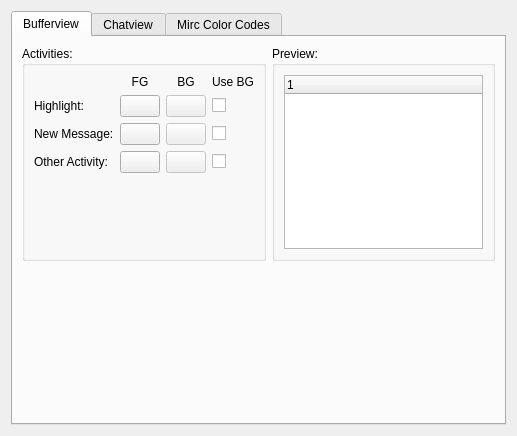
This is src/qtui/settingspages/colorsettingspage.ui in quassel/quassel as Qt 5 draws it before an edit. The edited form follows.
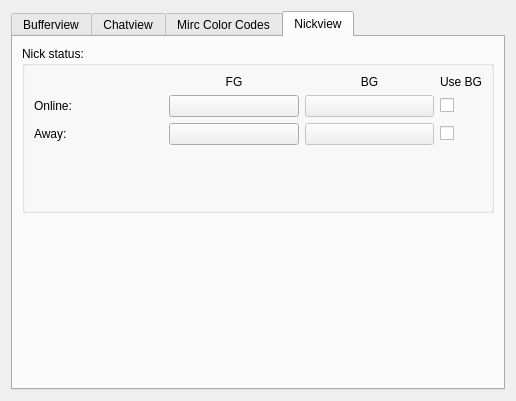
This is the edited form. The open tabs and pages were chosen to show the change. Custom widgets are drawn as their Qt base class.

Commit message: Brining back the removed color options

What changed in the file:
```diff
--- a/src/qtui/settingspages/colorsettingspage.ui
+++ b/src/qtui/settingspages/colorsettingspage.ui
@@ -5,8 +5,8 @@
    <rect>
     <x>0</x>
     <y>0</y>
-    <width>517</width>
-    <height>436</height>
+    <width>516</width>
+    <height>401</height>
    </rect>
   </property>
   <property name="sizePolicy" >
@@ -25,14 +25,6 @@
       <number>0</number>
      </property>
      <widget class="QWidget" name="bufferview" >
-      <property name="geometry" >
-       <rect>
-        <x>0</x>
-        <y>0</y>
-        <width>487</width>
-        <height>389</height>
-       </rect>
-      </property>
       <attribute name="title" >
        <string>Bufferview</string>
       </attribute>
@@ -80,20 +72,121 @@
            </widget>
           </item>
           <item row="1" column="0" >
+           <widget class="QLabel" name="label_43" >
+            <property name="text" >
+             <string>Default:</string>
+            </property>
+           </widget>
+          </item>
+          <item row="1" column="1" >
+           <widget class="ColorButton" name="noActivityFG" >
+            <property name="sizePolicy" >
+             <sizepolicy vsizetype="Maximum" hsizetype="Maximum" >
+              <horstretch>0</horstretch>
+              <verstretch>0</verstretch>
+             </sizepolicy>
+            </property>
+            <property name="text" >
+             <string/>
+            </property>
+           </widget>
+          </item>
+          <item row="1" column="2" >
+           <widget class="ColorButton" name="noActivityBG" >
+            <property name="enabled" >
+             <bool>false</bool>
+            </property>
+            <property name="sizePolicy" >
+             <sizepolicy vsizetype="Maximum" hsizetype="Maximum" >
+              <horstretch>0</horstretch>
+              <verstretch>0</verstretch>
+             </sizepolicy>
+            </property>
+            <property name="text" >
+             <string/>
+            </property>
+            <property name="NotInUse" stdset="0" >
+             <bool>true</bool>
+            </property>
+           </widget>
+          </item>
+          <item row="1" column="3" >
+           <widget class="QCheckBox" name="noActivityUseBG" >
+            <property name="sizePolicy" >
+             <sizepolicy vsizetype="Fixed" hsizetype="Maximum" >
+              <horstretch>0</horstretch>
+              <verstretch>0</verstretch>
+             </sizepolicy>
+            </property>
+            <property name="text" >
+             <string/>
+            </property>
+            <property name="NotInUse" stdset="0" >
+             <bool>true</bool>
+            </property>
+           </widget>
+          </item>
+          <item row="2" column="0" >
+           <widget class="QLabel" name="label_42" >
+            <property name="text" >
+             <string>Inactive:</string>
+            </property>
+           </widget>
+          </item>
+          <item row="2" column="1" >
+           <widget class="ColorButton" name="inactiveActivityFG" >
+            <property name="text" >
+             <string/>
+            </property>
+           </widget>
+          </item>
+          <item row="2" column="2" >
+           <widget class="ColorButton" name="inactiveActivityBG" >
+            <property name="enabled" >
+             <bool>false</bool>
+            </property>
+            <property name="text" >
+             <string/>
+            </property>
+            <property name="NotInUse" stdset="0" >
+             <bool>true</bool>
+            </property>
+           </widget>
+          </item>
+          <item row="2" column="3" >
+           <widget class="QCheckBox" name="inactiveActivityUseBG" >
+            <property name="sizePolicy" >
+             <sizepolicy vsizetype="Fixed" hsizetype="Maximum" >
+              <horstretch>0</horstretch>
+              <verstretch>0</verstretch>
+             </sizepolicy>
+            </property>
+            <property name="layoutDirection" >
+             <enum>Qt::LeftToRight</enum>
+            </property>
+            <property name="text" >
+             <string/>
+            </property>
+            <property name="NotInUse" stdset="0" >
+             <bool>true</bool>
+            </property>
+           </widget>
+          </item>
+          <item row="3" column="0" >
            <widget class="QLabel" name="label_39" >
             <property name="text" >
              <string>Highlight:</string>
             </property>
            </widget>
           </item>
-          <item row="1" column="1" >
+          <item row="3" column="1" >
            <widget class="ColorButton" name="highlightActivityFG" >
             <property name="text" >
              <string/>
             </property>
            </widget>
           </item>
-          <item row="1" column="2" >
+          <item row="3" column="2" >
            <widget class="ColorButton" name="highlightActivityBG" >
             <property name="enabled" >
              <bool>false</bool>
@@ -106,7 +199,7 @@
             </property>
            </widget>
           </item>
-          <item row="1" column="3" >
+          <item row="3" column="3" >
            <widget class="QCheckBox" name="highlightActivityUseBG" >
             <property name="sizePolicy" >
              <sizepolicy vsizetype="Fixed" hsizetype="Maximum" >
@@ -122,21 +215,21 @@
             </property>
            </widget>
           </item>
-          <item row="2" column="0" >
+          <item row="4" column="0" >
            <widget class="QLabel" name="label_40" >
             <property name="text" >
              <string>New Message:</string>
             </property>
            </widget>
           </item>
-          <item row="2" column="1" >
+          <item row="4" column="1" >
            <widget class="ColorButton" name="newMessageActivityFG" >
             <property name="text" >
              <string/>
             </property>
            </widget>
           </item>
-          <item row="2" column="2" >
+          <item row="4" column="2" >
            <widget class="ColorButton" name="newMessageActivityBG" >
             <property name="enabled" >
              <bool>false</bool>
@@ -149,7 +242,7 @@
             </property>
            </widget>
           </item>
-          <item row="2" column="3" >
+          <item row="4" column="3" >
            <widget class="QCheckBox" name="newMessageActivityUseBG" >
             <property name="sizePolicy" >
              <sizepolicy vsizetype="Fixed" hsizetype="Maximum" >
@@ -165,21 +258,21 @@
             </property>
            </widget>
           </item>
-          <item row="3" column="0" >
+          <item row="5" column="0" >
            <widget class="QLabel" name="label_41" >
             <property name="text" >
              <string>Other Activity:</string>
             </property>
            </widget>
           </item>
-          <item row="3" column="1" >
+          <item row="5" column="1" >
            <widget class="ColorButton" name="otherActivityFG" >
             <property name="text" >
              <string/>
             </property>
            </widget>
           </item>
-          <item row="3" column="2" >
+          <item row="5" column="2" >
            <widget class="ColorButton" name="otherActivityBG" >
             <property name="enabled" >
              <bool>false</bool>
@@ -192,7 +285,7 @@
             </property>
            </widget>
           </item>
-          <item row="3" column="3" >
+          <item row="5" column="3" >
            <widget class="QCheckBox" name="otherActivityUseBG" >
             <property name="sizePolicy" >
              <sizepolicy vsizetype="Fixed" hsizetype="Maximum" >
@@ -208,7 +301,7 @@
             </property>
            </widget>
           </item>
-          <item row="4" column="0" >
+          <item row="6" column="0" >
            <spacer>
             <property name="orientation" >
              <enum>Qt::Vertical</enum>
@@ -1574,6 +1667,173 @@
        </item>
       </layout>
      </widget>
+     <widget class="QWidget" name="nickview" >
+      <attribute name="title" >
+       <string>Nickview</string>
+      </attribute>
+      <layout class="QGridLayout" >
+       <item row="0" column="0" colspan="2" >
+        <widget class="QGroupBox" name="groupBox_8" >
+         <property name="title" >
+          <string>Nick status:</string>
+         </property>
+         <layout class="QGridLayout" >
+          <item row="0" column="1" >
+           <widget class="QLabel" name="label_4" >
+            <property name="text" >
+             <string>FG</string>
+            </property>
+            <property name="alignment" >
+             <set>Qt::AlignCenter</set>
+            </property>
+           </widget>
+          </item>
+          <item row="0" column="2" >
+           <widget class="QLabel" name="label_5" >
+            <property name="text" >
+             <string>BG</string>
+            </property>
+            <property name="alignment" >
+             <set>Qt::AlignCenter</set>
+            </property>
+            <property name="NotInUse" stdset="0" >
+             <bool>true</bool>
+            </property>
+           </widget>
+          </item>
+          <item row="0" column="3" >
+           <widget class="QLabel" name="label_6" >
+            <property name="text" >
+             <string>Use BG</string>
+            </property>
+            <property name="alignment" >
+             <set>Qt::AlignCenter</set>
+            </property>
+            <property name="NotInUse" stdset="0" >
+             <bool>true</bool>
+            </property>
+           </widget>
+          </item>
+          <item row="1" column="0" >
+           <widget class="QLabel" name="label_62" >
+            <property name="text" >
+             <string>Online:</string>
+            </property>
+           </widget>
+          </item>
+          <item row="1" column="1" >
+           <widget class="ColorButton" name="onlineStatusFG" >
+            <property name="text" >
+             <string/>
+            </property>
+           </widget>
+          </item>
+          <item row="1" column="2" >
+           <widget class="ColorButton" name="onlineStatusBG" >
+            <property name="enabled" >
+             <bool>false</bool>
+            </property>
+            <property name="text" >
+             <string/>
+            </property>
+            <property name="NotInUse" stdset="0" >
+             <bool>true</bool>
+            </property>
+           </widget>
+          </item>
+          <item row="1" column="3" >
+           <widget class="QCheckBox" name="onlineStatusUseBG" >
+            <property name="sizePolicy" >
+             <sizepolicy vsizetype="Fixed" hsizetype="Maximum" >
+              <horstretch>0</horstretch>
+              <verstretch>0</verstretch>
+             </sizepolicy>
+            </property>
+            <property name="layoutDirection" >
+             <enum>Qt::LeftToRight</enum>
+            </property>
+            <property name="text" >
+             <string/>
+            </property>
+            <property name="NotInUse" stdset="0" >
+             <bool>true</bool>
+            </property>
+           </widget>
+          </item>
+          <item row="2" column="0" >
+           <widget class="QLabel" name="label_63" >
+            <property name="text" >
+             <string>Away:</string>
+            </property>
+           </widget>
+          </item>
+          <item row="2" column="1" >
+           <widget class="ColorButton" name="awayStatusFG" >
+            <property name="text" >
+             <string/>
+            </property>
+           </widget>
+          </item>
+          <item row="2" column="2" >
+           <widget class="ColorButton" name="awayStatusBG" >
+            <property name="enabled" >
+             <bool>false</bool>
+            </property>
+            <property name="text" >
+             <string/>
+            </property>
+            <property name="NotInUse" stdset="0" >
+             <bool>true</bool>
+            </property>
+           </widget>
+          </item>
+          <item row="2" column="3" >
+           <widget class="QCheckBox" name="awayStatusUseBG" >
+            <property name="sizePolicy" >
+             <sizepolicy vsizetype="Fixed" hsizetype="Maximum" >
+              <horstretch>0</horstretch>
+              <verstretch>0</verstretch>
+             </sizepolicy>
+            </property>
+            <property name="text" >
+             <string/>
+            </property>
+            <property name="NotInUse" stdset="0" >
+             <bool>true</bool>
+            </property>
+           </widget>
+          </item>
+          <item row="3" column="0" >
+           <spacer>
+            <property name="orientation" >
+             <enum>Qt::Vertical</enum>
+            </property>
+            <property name="sizeHint" stdset="0" >
+             <size>
+              <width>20</width>
+              <height>40</height>
+             </size>
+            </property>
+           </spacer>
+          </item>
+         </layout>
+        </widget>
+       </item>
+       <item row="1" column="0" colspan="2" >
+        <spacer>
+         <property name="orientation" >
+          <enum>Qt::Vertical</enum>
+         </property>
+         <property name="sizeHint" stdset="0" >
+          <size>
+           <width>261</width>
+           <height>151</height>
+          </size>
+         </property>
+        </spacer>
+       </item>
+      </layout>
+     </widget>
     </widget>
    </item>
   </layout>
```
Left out of the diff: 141 changed lines with no effect on the pictures. The commit also changes 6 other files.
